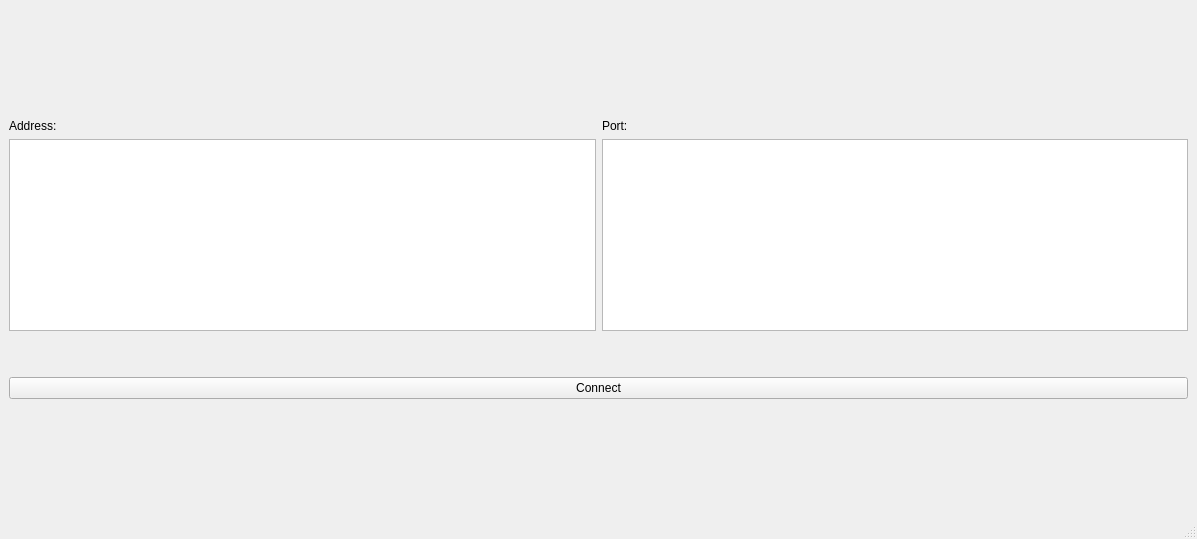
Before: the Qt Designer form forms/mainwindow.ui in kubni/qt-chat, drawn with Qt 5.
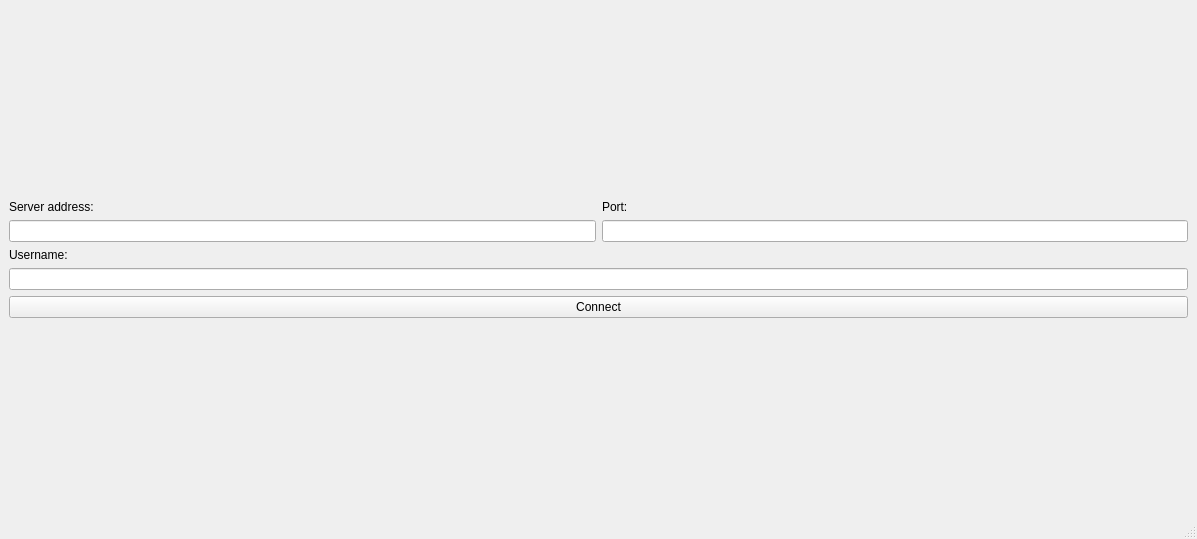
After: the same form once the commit is applied.

Commit message: feat: Redesign the main menu ui

Patch:
```diff
--- a/forms/mainwindow.ui
+++ b/forms/mainwindow.ui
@@ -41,7 +41,7 @@
         <item>
          <widget class="QLabel" name="label_2">
           <property name="text">
-           <string>Address:</string>
+           <string>Server address:</string>
           </property>
          </widget>
         </item>
@@ -57,39 +57,26 @@
       <item>
        <layout class="QHBoxLayout" name="horizontalLayout_3">
         <item>
-         <widget class="QTextEdit" name="teAddress">
-          <property name="sizePolicy">
-           <sizepolicy hsizetype="Expanding" vsizetype="Expanding">
-            <horstretch>0</horstretch>
-            <verstretch>0</verstretch>
-           </sizepolicy>
-          </property>
-         </widget>
+         <widget class="QLineEdit" name="leAddress"/>
         </item>
         <item>
-         <widget class="QTextEdit" name="tePort">
-          <property name="sizePolicy">
-           <sizepolicy hsizetype="Expanding" vsizetype="Expanding">
-            <horstretch>0</horstretch>
-            <verstretch>0</verstretch>
-           </sizepolicy>
-          </property>
-         </widget>
+         <widget class="QLineEdit" name="lePort"/>
         </item>
        </layout>
       </item>
       <item>
-       <spacer name="verticalSpacer_3">
-        <property name="orientation">
-         <enum>Qt::Vertical</enum>
+       <widget class="QLabel" name="label_3">
+        <property name="text">
+         <string>Username:</string>
         </property>
-        <property name="sizeHint" stdset="0">
-         <size>
-          <width>20</width>
-          <height>40</height>
-         </size>
+       </widget>
+      </item>
+      <item>
+       <widget class="QLineEdit" name="leUsername">
+        <property name="text">
+         <string/>
         </property>
-       </spacer>
+       </widget>
       </item>
       <item>
        <layout class="QHBoxLayout" name="horizontalLayout_4">
```
The commit also changes 4 other files.
